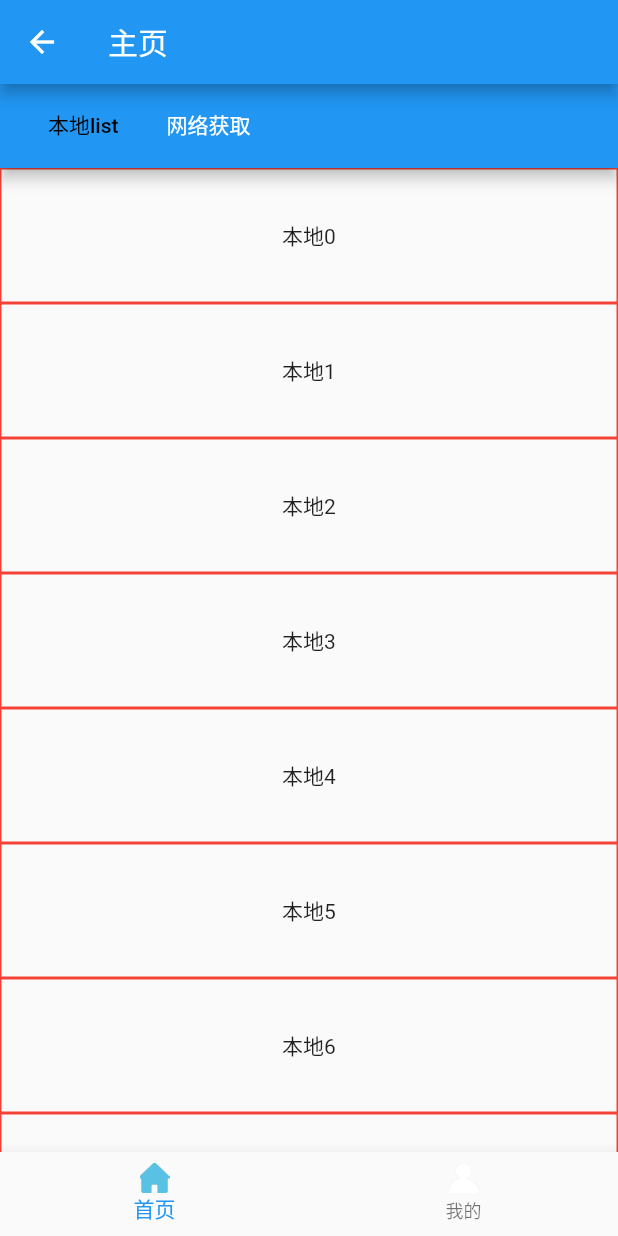
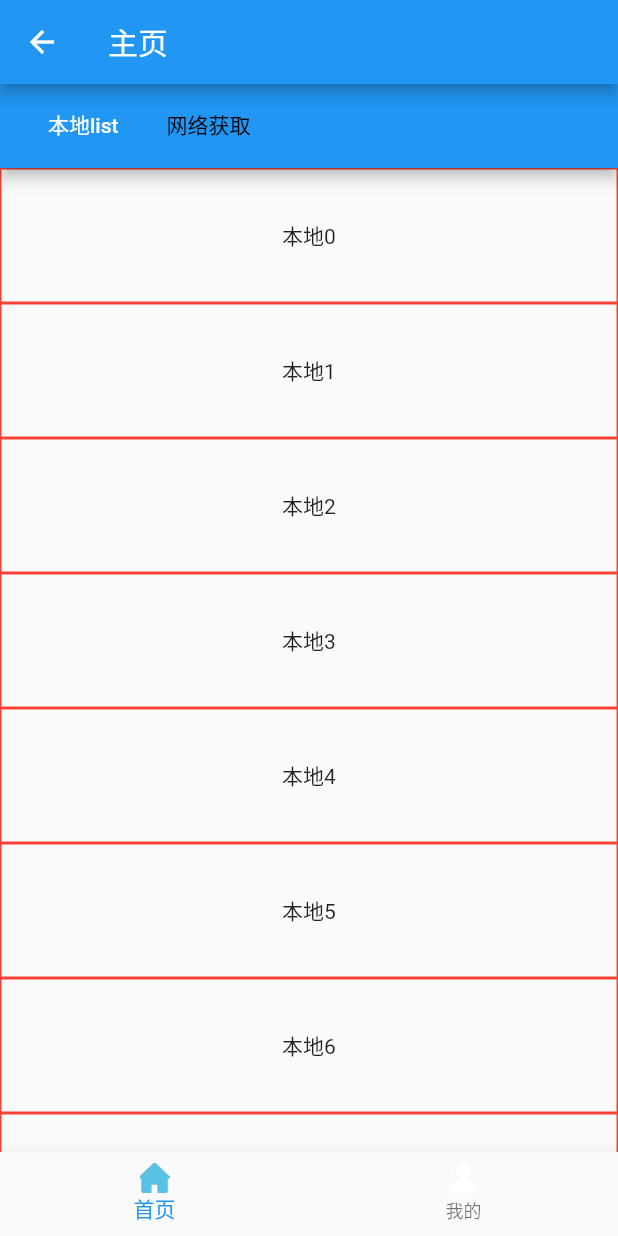
Before and after one commit to dapengyou/flutter_demo, a Flutter app: the HomePage screen opened directly, on a phone screen of 412 x 824 dp. Run offline on Flutter 3.47's test engine with Material 2 defaults, Android fonts, the phone set to English and light mode, and no system bars; our stand-ins replace fluttertoast, image_picker.

Commit message:
网络获取list， Flutter切换tab后保留tab状态

```diff
--- /dev/null
+++ b/flutter_demo/lib/models/Animate.dart
@@ -0,0 +1,19 @@
+class Animate {
+  final String id;
+  final String image;
+  final String name;
+
+  Animate({
+    this.id,
+    this.image,
+    this.name,
+  });
+
+  factory Animate.fromJson(Map<String, dynamic> json) {
+    return Animate(
+      id: json['id'] as String,
+      image: json['image'] as String,
+      name: json['name'] as String,
+    );
+  }
+}
--- a/flutter_demo/lib/pages/BookStore.dart
+++ b/flutter_demo/lib/pages/BookStore.dart
@@ -1,6 +1,13 @@
+import 'dart:convert';
+
 import 'package:flutter/widgets.dart';
 import 'package:flutter/material.dart';
+import 'package:flutter_demo/models/Animate.dart';
 import 'package:fluttertoast/fluttertoast.dart';
+
+import 'package:http/http.dart' as http;
+
+import 'BookList.dart';
 
 class BookStore extends StatefulWidget {
   @override
@@ -30,6 +37,7 @@ class BookStoreState extends State<BookStore>
         vsync: this, //动画效果的异步处理，默认格式，背下来即可
         length: 2 //需要控制的Tab页数量
     );
+//    getMovies();
   }
 
   //当整个页面dispose时，记得把控制器也dispose掉，释放内存
@@ -54,8 +62,8 @@ class BookStoreState extends State<BookStore>
         appBar: AppBar(
           title: TabBar(
             tabs: titleTabs,
-            labelColor: Colors.black,
-            unselectedLabelColor: Colors.white,
+            labelColor: Colors.white,
+            unselectedLabelColor: Colors.black,
             controller: _tabController,
             isScrollable: true,
             indicator: UnderlineTabIndicator(
@@ -74,10 +82,10 @@ class BookStoreState extends State<BookStore>
 //                    title: new Text('${items[index]}'),
 //                  );
               return GestureDetector(
-                    onTap: (){
+                onTap: () {
                   Fluttertoast.showToast(msg: '点击了${items[index]}');
                 },
-                   child:   new Container(
+                child: new Container(
                   alignment: Alignment.center,
                   decoration: BoxDecoration(
                     border: Border.all(color: Colors.red),
@@ -87,11 +95,11 @@ class BookStoreState extends State<BookStore>
               );
             },
           ),
-              Center(child: Text('网络获取')),
+
+          new BookList(),
           ],
         ),
       ),
-      ),
-    );
+    ),);
   }
 }
--- a/flutter_demo/pubspec.yaml
+++ b/flutter_demo/pubspec.yaml
@@ -25,11 +25,15 @@ dependencies:
   cupertino_icons: ^0.1.2
   fluttertoast: ^3.1.0
   image_picker: ^0.6.1+3
+  json_annotation: ^3.0.0
+  http: ^0.12.0
+
 
 dev_dependencies:
+
   flutter_test:
     sdk: flutter
-
+json_serializable: ^3.2.0
 
 # For information on the generic Dart part of this file, see the
 # following page: https://www.dartlang.org/tools/pub/pubspec
```
Also changed, not shown: flutter_demo/lib/pages/BookList.dart (added, +131 -0 lines), flutter_demo/pubspec.lock. Lines whose indentation alone changed are shown as unchanged.
